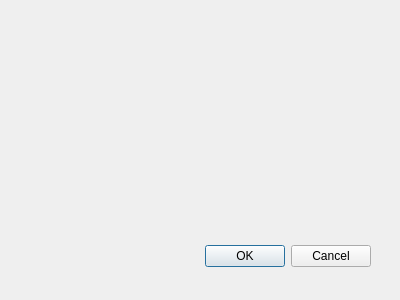
Before: the Qt Designer form Hardware Monitor Applet/GUI/DataDialog.ui in jimmyd-be/Hardware-Monitor-Applet, drawn with Qt 5.
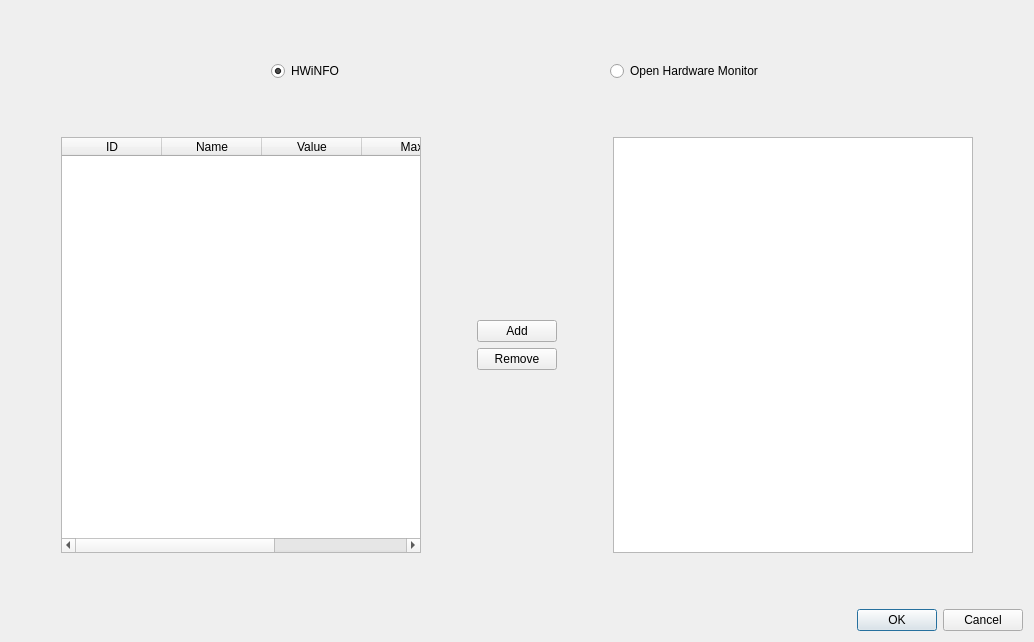
After: the same form once the commit is applied.

Commit message: Started implementing DataDialog

Diff of the .ui file:
```diff
--- a/Hardware Monitor Applet/GUI/DataDialog.ui
+++ b/Hardware Monitor Applet/GUI/DataDialog.ui
@@ -6,29 +6,283 @@
    <rect>
     <x>0</x>
     <y>0</y>
-    <width>400</width>
-    <height>300</height>
+    <width>1034</width>
+    <height>642</height>
    </rect>
   </property>
   <property name="windowTitle">
    <string>Dialog</string>
   </property>
-  <widget class="QDialogButtonBox" name="buttonBox">
-   <property name="geometry">
-    <rect>
-     <x>30</x>
-     <y>240</y>
-     <width>341</width>
-     <height>32</height>
-    </rect>
-   </property>
-   <property name="orientation">
-    <enum>Qt::Horizontal</enum>
-   </property>
-   <property name="standardButtons">
-    <set>QDialogButtonBox::Cancel|QDialogButtonBox::Ok</set>
-   </property>
-  </widget>
+  <layout class="QVBoxLayout" name="verticalLayout_2">
+   <item>
+    <spacer name="verticalSpacer_4">
+     <property name="orientation">
+      <enum>Qt::Vertical</enum>
+     </property>
+     <property name="sizeType">
+      <enum>QSizePolicy::Minimum</enum>
+     </property>
+     <property name="sizeHint" stdset="0">
+      <size>
+       <width>20</width>
+       <height>50</height>
+      </size>
+     </property>
+    </spacer>
+   </item>
+   <item>
+    <layout class="QHBoxLayout" name="horizontalLayout">
+     <item>
+      <spacer name="horizontalSpacer_4">
+       <property name="orientation">
+        <enum>Qt::Horizontal</enum>
+       </property>
+       <property name="sizeHint" stdset="0">
+        <size>
+         <width>40</width>
+         <height>20</height>
+        </size>
+       </property>
+      </spacer>
+     </item>
+     <item>
+      <widget class="QRadioButton" name="HWiNfoRadioButton">
+       <property name="text">
+        <string>HWiNFO</string>
+       </property>
+       <property name="checked">
+        <bool>true</bool>
+       </property>
+       <attribute name="buttonGroup">
+        <string notr="true">MonitorSystemButtonGroup</string>
+       </attribute>
+      </widget>
+     </item>
+     <item>
+      <spacer name="horizontalSpacer">
+       <property name="orientation">
+        <enum>Qt::Horizontal</enum>
+       </property>
+       <property name="sizeHint" stdset="0">
+        <size>
+         <width>40</width>
+         <height>20</height>
+        </size>
+       </property>
+      </spacer>
+     </item>
+     <item>
+      <widget class="QRadioButton" name="OHMRadioButton">
+       <property name="text">
+        <string>Open Hardware Monitor</string>
+       </property>
+       <attribute name="buttonGroup">
+        <string notr="true">MonitorSystemButtonGroup</string>
+       </attribute>
+      </widget>
+     </item>
+     <item>
+      <spacer name="horizontalSpacer_5">
+       <property name="orientation">
+        <enum>Qt::Horizontal</enum>
+       </property>
+       <property name="sizeHint" stdset="0">
+        <size>
+         <width>40</width>
+         <height>20</height>
+        </size>
+       </property>
+      </spacer>
+     </item>
+    </layout>
+   </item>
+   <item>
+    <spacer name="verticalSpacer_3">
+     <property name="orientation">
+      <enum>Qt::Vertical</enum>
+     </property>
+     <property name="sizeType">
+      <enum>QSizePolicy::Fixed</enum>
+     </property>
+     <property name="sizeHint" stdset="0">
+      <size>
+       <width>20</width>
+       <height>50</height>
+      </size>
+     </property>
+    </spacer>
+   </item>
+   <item>
+    <layout class="QHBoxLayout" name="horizontalLayout_2">
+     <item>
+      <spacer name="horizontalSpacer_6">
+       <property name="orientation">
+        <enum>Qt::Horizontal</enum>
+       </property>
+       <property name="sizeType">
+        <enum>QSizePolicy::Fixed</enum>
+       </property>
+       <property name="sizeHint" stdset="0">
+        <size>
+         <width>50</width>
+         <height>20</height>
+        </size>
+       </property>
+      </spacer>
+     </item>
+     <item>
+      <widget class="QTableWidget" name="sensorTable">
+       <column>
+        <property name="text">
+         <string>ID</string>
+        </property>
+       </column>
+       <column>
+        <property name="text">
+         <string>Name</string>
+        </property>
+       </column>
+       <column>
+        <property name="text">
+         <string>Value</string>
+        </property>
+       </column>
+       <column>
+        <property name="text">
+         <string>Max</string>
+        </property>
+       </column>
+       <column>
+        <property name="text">
+         <string>Min</string>
+        </property>
+       </column>
+      </widget>
+     </item>
+     <item>
+      <spacer name="horizontalSpacer_2">
+       <property name="orientation">
+        <enum>Qt::Horizontal</enum>
+       </property>
+       <property name="sizeType">
+        <enum>QSizePolicy::Fixed</enum>
+       </property>
+       <property name="sizeHint" stdset="0">
+        <size>
+         <width>50</width>
+         <height>20</height>
+        </size>
+       </property>
+      </spacer>
+     </item>
+     <item>
+      <layout class="QVBoxLayout" name="verticalLayout">
+       <item>
+        <spacer name="verticalSpacer_5">
+         <property name="orientation">
+          <enum>Qt::Vertical</enum>
+         </property>
+         <property name="sizeHint" stdset="0">
+          <size>
+           <width>20</width>
+           <height>40</height>
+          </size>
+         </property>
+        </spacer>
+       </item>
+       <item>
+        <widget class="QPushButton" name="addButton">
+         <property name="text">
+          <string>Add</string>
+         </property>
+        </widget>
+       </item>
+       <item>
+        <widget class="QPushButton" name="removeButton">
+         <property name="text">
+          <string>Remove</string>
+         </property>
+        </widget>
+       </item>
+       <item>
+        <spacer name="verticalSpacer">
+         <property name="orientation">
+          <enum>Qt::Vertical</enum>
+         </property>
+         <property name="sizeHint" stdset="0">
+          <size>
+           <width>20</width>
+           <height>40</height>
+          </size>
+         </property>
+        </spacer>
+       </item>
+      </layout>
+     </item>
+     <item>
+      <spacer name="horizontalSpacer_3">
+       <property name="orientation">
+        <enum>Qt::Horizontal</enum>
+       </property>
+       <property name="sizeType">
+        <enum>QSizePolicy::Fixed</enum>
+       </property>
+       <property name="sizeHint" stdset="0">
+        <size>
+         <width>50</width>
+         <height>20</height>
+        </size>
+       </property>
+      </spacer>
+     </item>
+     <item>
+      <widget class="QTableWidget" name="selectedSensorTable"/>
+     </item>
+     <item>
+      <spacer name="horizontalSpacer_7">
+       <property name="orientation">
+        <enum>Qt::Horizontal</enum>
+       </property>
+       <property name="sizeType">
+        <enum>QSizePolicy::Fixed</enum>
+       </property>
+       <property name="sizeHint" stdset="0">
+        <size>
+         <width>50</width>
+         <height>20</height>
+        </size>
+       </property>
+      </spacer>
+     </item>
+    </layout>
+   </item>
+   <item>
+    <spacer name="verticalSpacer_2">
+     <property name="orientation">
+      <enum>Qt::Vertical</enum>
+     </property>
+     <property name="sizeType">
+      <enum>QSizePolicy::Fixed</enum>
+     </property>
+     <property name="sizeHint" stdset="0">
+      <size>
+       <width>20</width>
+       <height>50</height>
+      </size>
+     </property>
+    </spacer>
+   </item>
+   <item>
+    <widget class="QDialogButtonBox" name="buttonBox">
+     <property name="orientation">
+      <enum>Qt::Horizontal</enum>
+     </property>
+     <property name="standardButtons">
+      <set>QDialogButtonBox::Cancel|QDialogButtonBox::Ok</set>
+     </property>
+    </widget>
+   </item>
+  </layout>
  </widget>
  <resources/>
  <connections>
```
Left out of the diff: 3 changed lines with no effect on the pictures. The commit also changes 13 other files.
